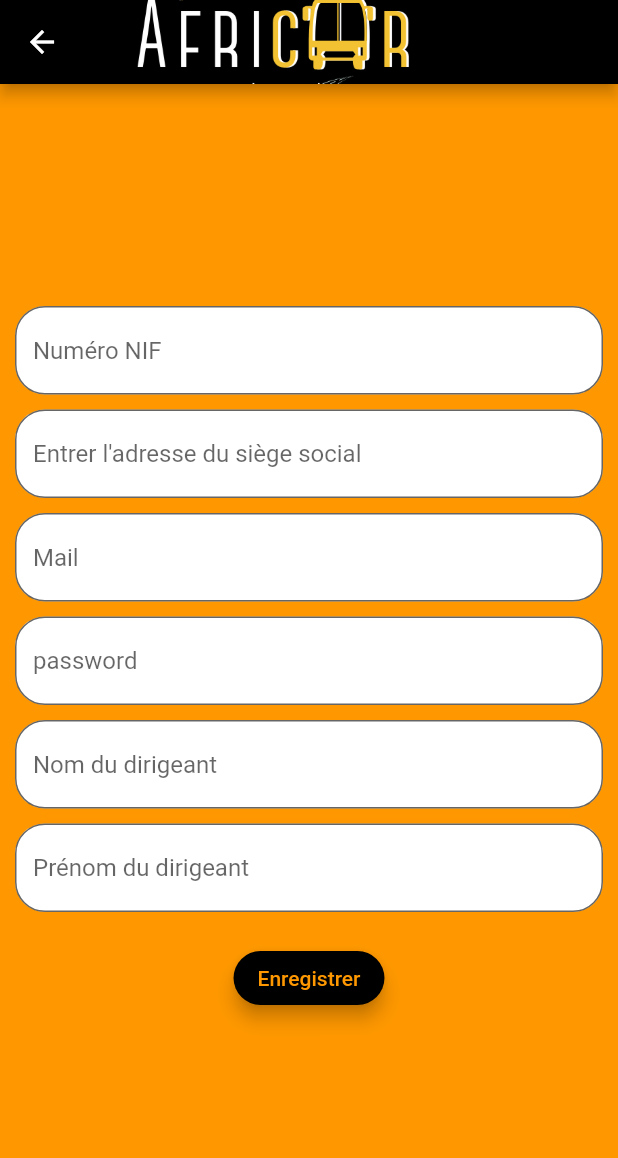
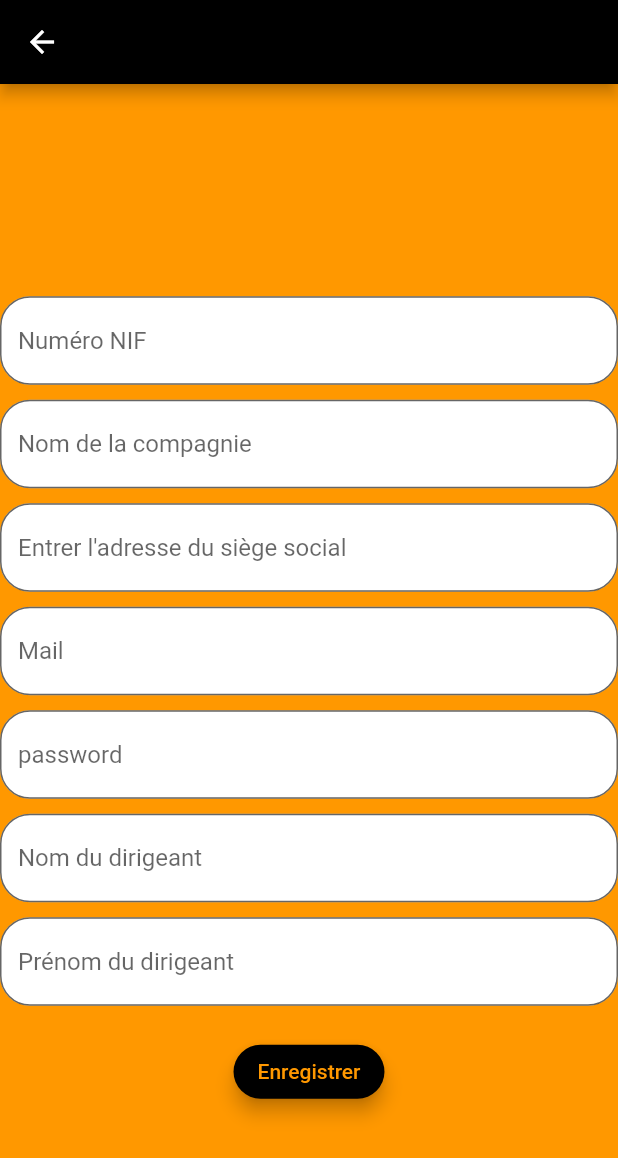
Before and after one commit to ackwrit/AfricarWebapp, a Flutter app: the registerProController screen opened directly, after a tap on "Enregistrer", on a phone screen of 412 x 824 dp. Shown: the top 1158 px of the screen. Run offline on Flutter 3.47's test engine with Material 2 defaults, Android fonts, the phone set to English and light mode, and no system bars; our stand-ins replace cloud_firestore, date_format, dropdown_search, firebase_auth, firebase_database, firebase_storage and 4 more; missing offline and left inert: animate_icons, calendar_strip, firebase_auth_web, search_widget; accounts and stored records are empty.

Commit message:
Intégration du nouveau logo et listing des compagnies

```diff
--- a/lib/controller/main_app_controller.dart
+++ b/lib/controller/main_app_controller.dart
@@ -6,6 +6,7 @@ import 'package:africarwebapp/controller/managerPage.dart';
 import 'package:africarwebapp/controller/partenairePage.dart';
 import 'package:africarwebapp/fonction/firestoreHelper.dart';
 import 'package:africarwebapp/model/utilisateur.dart';
+import 'package:africarwebapp/pages/commercialPage.dart';
 import 'package:africarwebapp/pages/helpdeskPage.dart';
 import 'package:flutter/material.dart';
 import 'package:africarwebapp/view/my_material.dart';
@@ -78,6 +79,7 @@ class _MainState extends State<MainAppController>{
       case "partenaire":return partenairePage();
       case "helpdesk": return helpdeskPage();
       case "manager": return managerPage();
+      case "commercial":return commercialPage();
       case "directeur": return directorPage();
       case "admin": return adminPage();
       default:return collaborateurPage();
--- a/lib/controller/registerProController.dart
+++ b/lib/controller/registerProController.dart
@@ -12,13 +12,13 @@ class registerProController extends StatefulWidget{
 }
 
 class homeRegisterPro extends State<registerProController>{
-  String matricule,adresse,mail,nomDirigeant,prenomDirigeant,ofrre,password;
+  String matricule,adresse,mail,nomDirigeant,prenomDirigeant,ofrre,password,nomCompagnie;
   @override
   Widget build(BuildContext context) {
     // TODO: implement build
     return Scaffold(
       appBar: AppBar(
-        title: Image.asset("assets/logo.png",height: 225,),
+        leading: null,
         backgroundColor: Colors.black,
       ),
       backgroundColor: Colors.orange,
@@ -30,8 +30,8 @@ class homeRegisterPro extends State<registerProController>{
 
 
   Widget bodyPage(){
-    return Container(
-      padding: EdgeInsets.all(10),
+    return SingleChildScrollView(
+      child: Container(
         height: MediaQuery.of(context).size.height,
         child: Column(
           mainAxisAlignment: MainAxisAlignment.center,
@@ -49,6 +49,24 @@ class homeRegisterPro extends State<registerProController>{
               onChanged: (value){
                 setState(() {
                   matricule=value;
+                });
+              },
+
+            ),
+            Padding(padding: EdgeInsets.all(5),),
+            //nom de la compagnie
+            TextField(
+              decoration: InputDecoration(
+                border: OutlineInputBorder(
+                  borderRadius: BorderRadius.circular(20),
+                ),
+                hintText: 'Nom de la compagnie',
+                fillColor: Colors.white,
+                filled: true,
+              ),
+              onChanged: (value){
+                setState(() {
+                  nomCompagnie=value;
                 });
               },
 
@@ -155,15 +173,16 @@ class homeRegisterPro extends State<registerProController>{
               elevation: 5,
               onPressed: (){
                 firestoreHelper().CreateCompagnie(NIF: matricule, mail: mail, pwd: password,adresse: adresse,nomDirigeant: nomDirigeant,prenomDirigeant: prenomDirigeant);
-              //firebaseHelper().handleCreateMailCompagnie(mail: mail,password: password,nif: matricule,adresse: adresse,nomDirigeant: nomDirigeant,prenomDirigeant: prenomDirigeant);
-            /*  Navigator.push(context, MaterialPageRoute(
-                  builder: (BuildContext context){
-                    return administrationController();
-                  }
-              ));*/
+                setState(() {
+                  mail=null;
+                  matricule=null;
+                  password=null;
+                  adresse=null;
+                  nomDirigeant=null;
+                  prenomDirigeant=null;
+                });
+                //enregister les informations dans la base de donnée compagnie
 
-            print('réussi');
-              //enregister les informations dans la base de donnée compagnie
               },
               child: Text('Enregistrer',style: TextStyle(color: Colors.orange),),
             ),
@@ -171,7 +190,9 @@ class homeRegisterPro extends State<registerProController>{
           ],
 
         ),
+      )
     );
+
 
   }
 
--- a/lib/fonction/firestoreHelper.dart
+++ b/lib/fonction/firestoreHelper.dart
@@ -22,6 +22,7 @@ class firestoreHelper{
       {@required String NIF,
         @required String mail,
         @required String pwd,
+        @required String nomCompagnie,
         String nomDirigeant,
         String prenomDirigeant,
         String adresse,
@@ -33,6 +34,7 @@ class firestoreHelper{
     Map <String,dynamic>map={
       'id':uid,
       'matricule':NIF,
+      'nomCompagnie':nomCompagnie,
       'adresse':adresse,
       'mail':mail,
       'nomDirigeant':nomDirigeant,
--- a/lib/main.dart
+++ b/lib/main.dart
@@ -3,6 +3,7 @@ import 'package:africarwebapp/controller/main_app_controller.dart';
 import 'package:africarwebapp/controller/registerProController.dart';
 import 'package:africarwebapp/fonction/firebaseHelper.dart';
 import 'package:africarwebapp/model/utilisateur.dart';
+import 'package:africarwebapp/view/my_material.dart';
 import 'package:firebase_auth/firebase_auth.dart';
 import 'package:flutter/cupertino.dart';
 import 'package:flutter/material.dart';
@@ -87,7 +88,7 @@ class _MyHomePageState extends State<MyHomePage> {
       appBar: AppBar(
         // Here we take the value from the MyHomePage object that was created by
         // the App.build method, and use it to set our appbar title.
-        title: Image.asset("assets/logo.png",height: 225,),
+        title: imagebar,
         backgroundColor: Colors.black,
       ),
       backgroundColor: Colors.orange,
--- a/lib/model/compagnie.dart
+++ b/lib/model/compagnie.dart
@@ -10,6 +10,8 @@ class compagnie{
   String nomDirigeant;
   String prenomDirigeant;
   String offre;
+  String logo;
+  String nomCompagnie;
 
 
 
@@ -22,6 +24,8 @@ class compagnie{
     nomDirigeant = map['nomeDirigeant'];
     prenomDirigeant = map['prenomDirigeant'];
     offre = map['offre'];
+    logo =map['logo'];
+    nomCompagnie =map['nomCompagnie'];
 
   }
 
@@ -34,7 +38,9 @@ class compagnie{
       map['mail']:mail,
       map['nomeDirigeant']:nomDirigeant,
       map['prenomDirigeant']:prenomDirigeant,
-      map['offre']:offre
+      map['offre']:offre,
+      map['logo']:logo,
+      map['nomCompagnie']:nomCompagnie,
 
     };
   }
--- a/lib/view/my_widgets/constants.dart
+++ b/lib/view/my_widgets/constants.dart
@@ -7,7 +7,7 @@ utilisateur globalUser;
 
 
 //Widget
-Widget imagebar = Image.asset("assets/logo.png",height: 225);
+Widget imagebar = Image.asset("assets/newlogo.jpg",height: 225);
 
 
 //couleur
--- a/pubspec.yaml
+++ b/pubspec.yaml
@@ -41,6 +41,8 @@ dependencies:
   animate_icons: ^0.0.4
   http: ^0.12.2
   flutter_html: ^1.0.2
+  universal_io: ^1.0.1
+
 
 
 
@@ -79,6 +81,7 @@ flutter:
   #   - images/a_dot_ham.jpeg
     - assets/logo.png
     - assets/indisponible.png
+    - assets/newlogo.jpg
 
   # An image asset can refer to one or more resolution-specific "variants", see
   # https://flutter.dev/assets-and-images/#resolution-aware.
```
Also changed, not shown: lib/controller/affichage_compagnie.dart (added, +96 -0 lines), lib/controller/validation_billet.dart (+8 -0 lines), lib/pages/commercialPage.dart (added, +63 -0 lines), lib/pages/detail_compagnie.dart (added, +22 -0 lines), assets/newlogo.jpg (added), pubspec.lock. Lines whose indentation alone changed are shown as unchanged.
